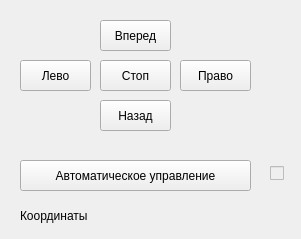
The window that src/control/src/MainWindow.ui (amr-nsu/robot_ros) describes before a commit, drawn with Qt 5.
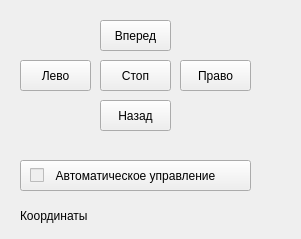
The same window after the commit. Icons and pictures are not drawn.

Commit message: update AP indicator

```diff
--- a/src/control/src/MainWindow.ui
+++ b/src/control/src/MainWindow.ui
@@ -122,10 +122,10 @@
     </property>
     <property name="geometry">
      <rect>
-      <x>270</x>
-      <y>160</y>
-      <width>21</width>
-      <height>26</height>
+      <x>30</x>
+      <y>165</y>
+      <width>16</width>
+      <height>21</height>
      </rect>
     </property>
     <property name="text">
```
The commit also changes 2 other files.
